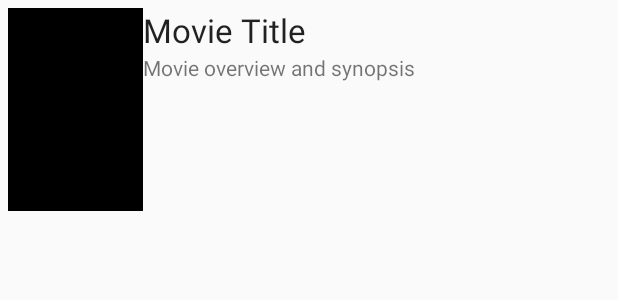
After one commit to ajt025/FBU-Flixster, an Android app: the layout item_movie.xml on its own in the app's theme, with its tools: preview values and no code run, on a phone screen of 412 x 824 dp. The commit adds this screen. Shown: the top 300 px of the screen. Run offline under Robolectric (Android 15) with nearby library versions, the phone set to English and light mode, and no system bars.

Commit message:
Finished - Building movie list

```diff
--- a/app/build.gradle
+++ b/app/build.gradle
@@ -26,4 +26,5 @@ dependencies {
     testImplementation 'junit:junit:4.12'
     androidTestImplementation 'com.android.support.test:runner:1.0.2'
     androidTestImplementation 'com.android.support.test.espresso:espresso-core:3.0.2'
+    implementation 'com.android.support:recyclerview-v7:28.0.0'
 }
--- /dev/null
+++ b/app/src/main/res/layout/item_movie.xml
@@ -0,0 +1,44 @@
+<?xml version="1.0" encoding="utf-8"?>
+<RelativeLayout xmlns:android="http://schemas.android.com/apk/res/android"
+    xmlns:app="http://schemas.android.com/apk/res-auto"
+    android:layout_margin="5dp"
+    android:layout_width="match_parent" android:layout_height="wrap_content">
+
+    <ImageView
+        android:id="@+id/ivPosterImage"
+        android:layout_width="90dp"
+        android:layout_height="135dp"
+        android:layout_alignParentStart="true"
+        android:layout_alignParentLeft="true"
+        android:layout_alignParentTop="true"
+        android:layout_marginStart="0dp"
+        android:layout_marginLeft="0dp"
+        android:layout_marginTop="0dp"
+        android:layout_marginRight="5dp"
+        app:srcCompat="@android:color/black" />
+
+    <TextView
+        android:id="@+id/tvTitle"
+        android:layout_width="321dp"
+        android:layout_height="wrap_content"
+        android:layout_alignParentStart="true"
+        android:layout_alignParentLeft="true"
+        android:layout_alignParentTop="true"
+        android:layout_marginStart="90dp"
+        android:layout_marginLeft="90dp"
+        android:layout_marginTop="0dp"
+        android:text="Movie Title"
+        android:textAppearance="@style/TextAppearance.AppCompat.Large" />
+
+    <TextView
+        android:id="@+id/tvOverview"
+        android:layout_width="321dp"
+        android:layout_height="104dp"
+        android:layout_alignParentStart="true"
+        android:layout_alignParentLeft="true"
+        android:layout_alignParentTop="true"
+        android:layout_marginStart="90dp"
+        android:layout_marginLeft="90dp"
+        android:layout_marginTop="30dp"
+        android:text="Movie overview and synopsis" />
+</RelativeLayout>
```
Also changed, not shown: app/src/main/java/com/example/flixster/MovieAdapter.java (added, +74 -0 lines), app/src/main/java/com/example/flixster/MovieListActivity.java (+129 -4 lines), app/src/main/java/com/example/flixster/models/Movie.java (added, +31 -0 lines), app/src/main/res/layout/activity_main.xml (deleted, +0 -10 lines), app/src/main/res/layout/activity_movie_list.xml (added, +20 -0 lines).
